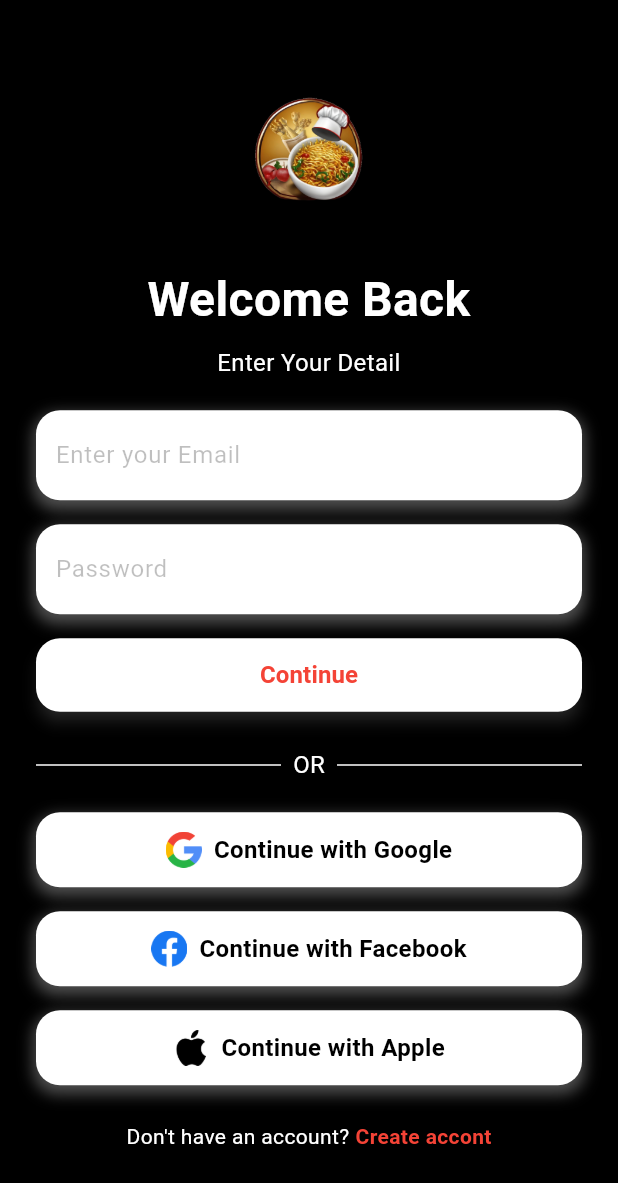
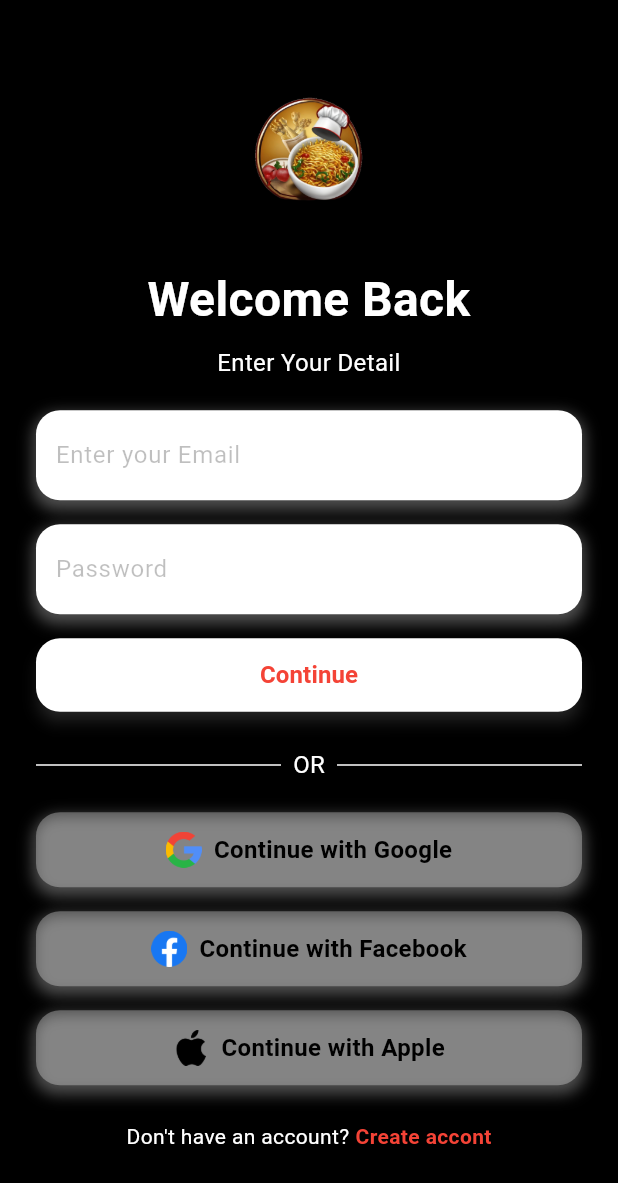
Before and after one commit to periclesngon/camer_meal, a Flutter app: the screen it shows after launch, on a phone screen of 412 x 824 dp. Shown: the top 1183 px of the screen. Run offline on Flutter 3.47's test engine with Material 3 defaults, Android fonts, the phone set to English and light mode, and no system bars.

Commit message:
change color

```diff
--- a/lib/pages/login_page.dart
+++ b/lib/pages/login_page.dart
@@ -334,7 +334,7 @@ class SocialButton extends StatelessWidget {
     return Container(
       padding: const EdgeInsets.symmetric(vertical: 13), // Reduced padding
       decoration: BoxDecoration(
-        color: Colors.white,
+        color: Colors.white.withOpacity(0.3),
         borderRadius: BorderRadius.circular(16), // Increased curves by 30%
         boxShadow: [
           BoxShadow(
```
